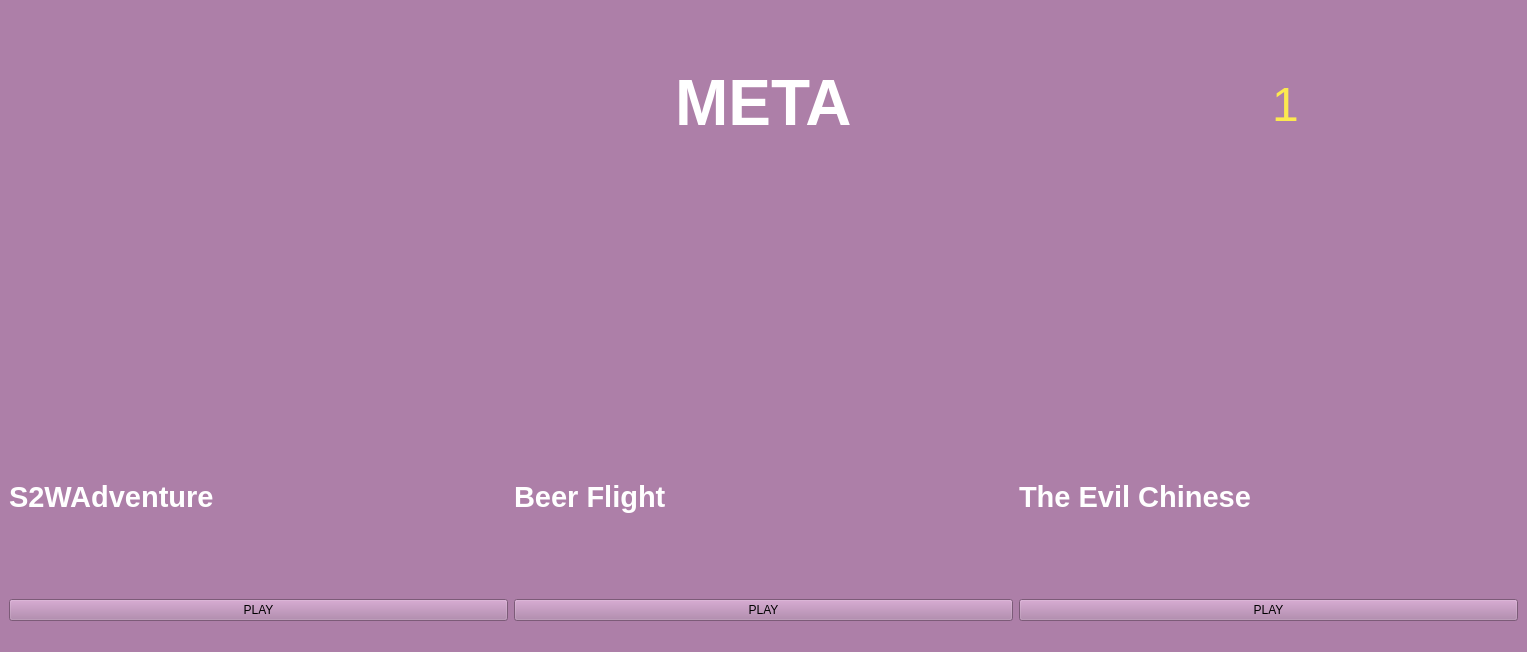
Before: the Qt Designer form UI/app.ui in knQzx/MKGames, drawn with Qt 5.
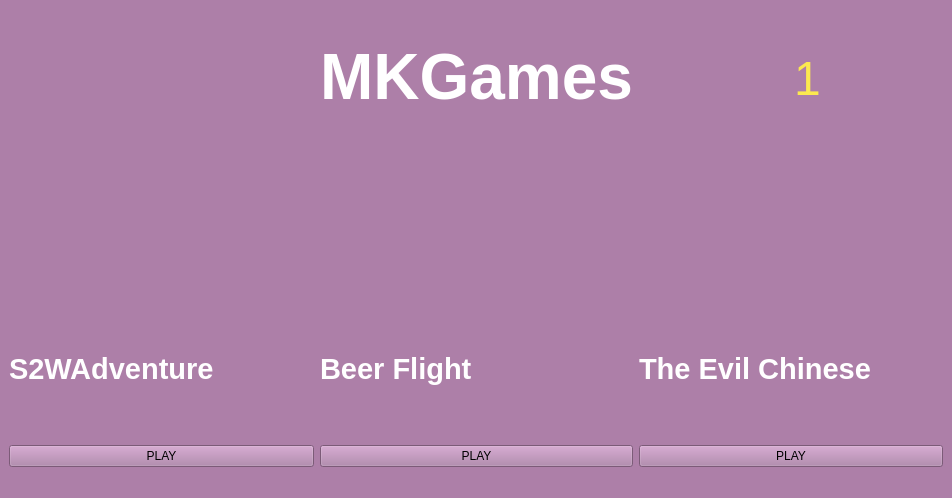
After: the same form once the commit is applied. Icons and pictures are not drawn.

The edit to the form file:
```diff
--- a/UI/app.ui
+++ b/UI/app.ui
@@ -6,8 +6,8 @@
    <rect>
     <x>0</x>
     <y>0</y>
-    <width>1527</width>
-    <height>652</height>
+    <width>952</width>
+    <height>498</height>
    </rect>
   </property>
   <property name="windowTitle">
@@ -48,7 +48,7 @@
 &lt;html&gt;&lt;head&gt;&lt;meta name=&quot;qrichtext&quot; content=&quot;1&quot; /&gt;&lt;style type=&quot;text/css&quot;&gt;
 p, li { white-space: pre-wrap; }
 &lt;/style&gt;&lt;/head&gt;&lt;body style=&quot; font-family:'Ubuntu'; font-size:11pt; font-weight:400; font-style:normal;&quot;&gt;
-&lt;p style=&quot; margin-top:12px; margin-bottom:12px; margin-left:0px; margin-right:0px; -qt-block-indent:0; text-indent:0px;&quot;&gt;&lt;span style=&quot; font-size:48pt; font-weight:600; color:#ffffff;&quot;&gt;META&lt;/span&gt;&lt;/p&gt;&lt;/body&gt;&lt;/html&gt;</string>
+&lt;p style=&quot; margin-top:12px; margin-bottom:12px; margin-left:0px; margin-right:0px; -qt-block-indent:0; text-indent:0px;&quot;&gt;&lt;span style=&quot; font-size:48pt; font-weight:600; color:#ffffff;&quot;&gt;MKGames&lt;/span&gt;&lt;/p&gt;&lt;/body&gt;&lt;/html&gt;</string>
       </property>
      </widget>
     </item>
```
Left out of the diff: 5 changed lines with no effect on the pictures.
